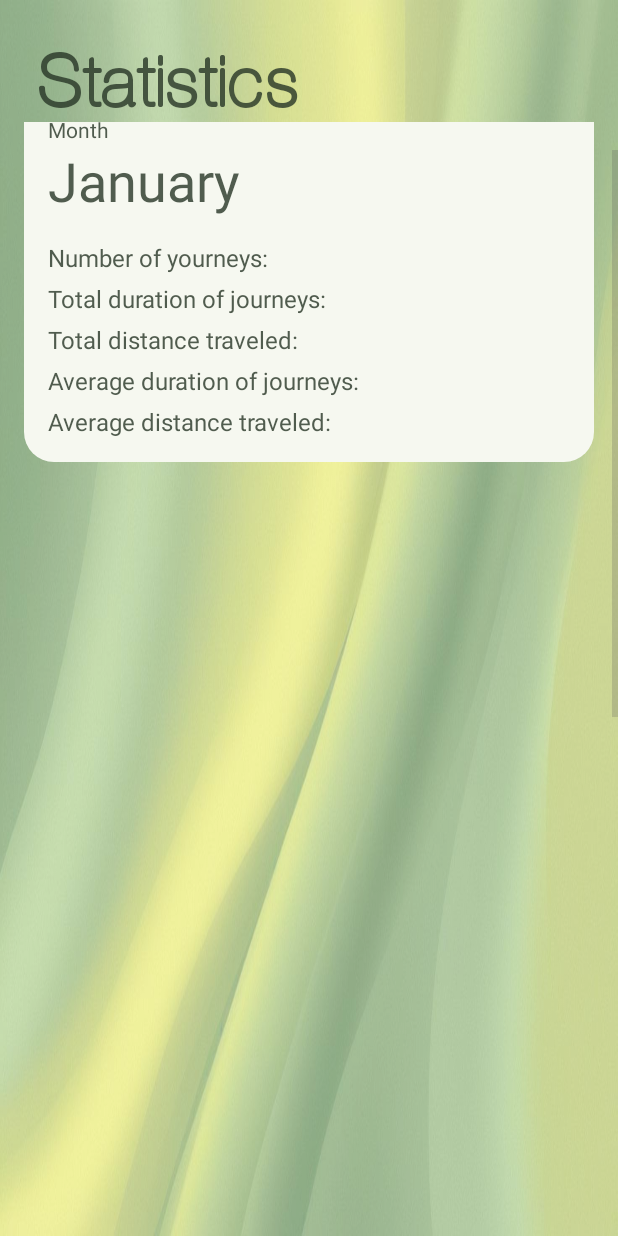
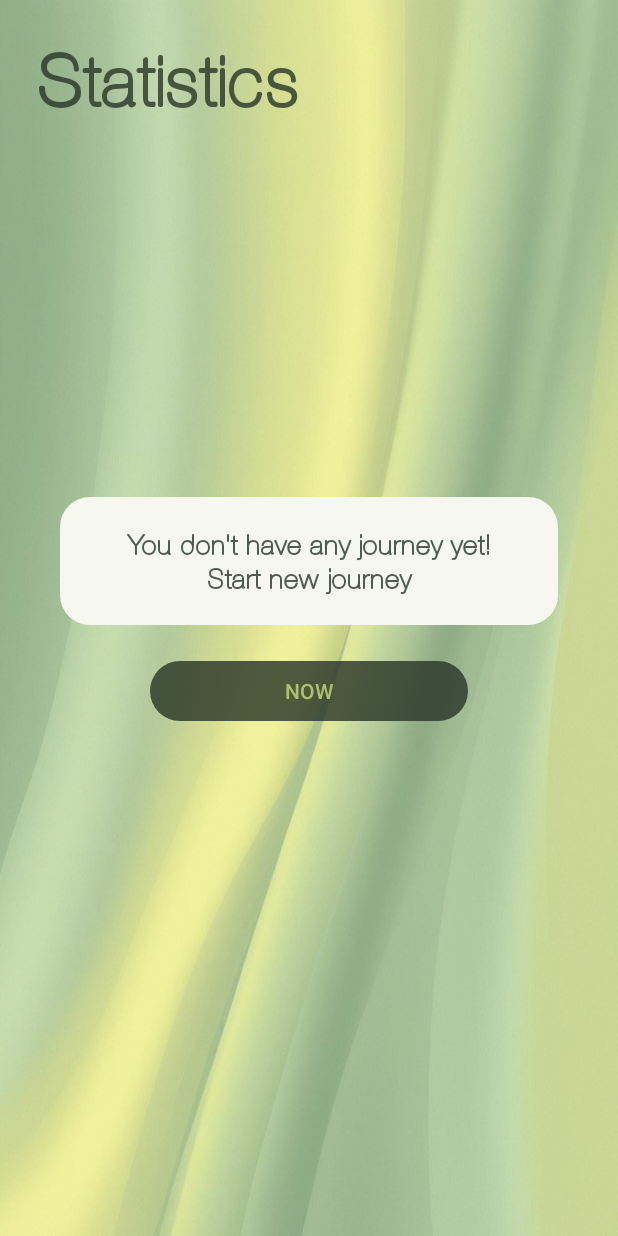
Before and after one commit to maurogizdulic/Journey-Flow, an Android app: the layout fragment_statistics.xml on its own in the app's theme, with its tools: preview values and no code run, on a phone screen of 412 x 824 dp. Run offline under Robolectric (Android 15) with nearby library versions, the phone set to English and light mode, and no system bars; plain views replace BarChart.

Commit message:
Updated statistics fragment

```diff
--- a/app/src/main/res/layout/chart_layout.xml
+++ b/app/src/main/res/layout/chart_layout.xml
@@ -35,12 +35,14 @@
 
         <TextView
             android:id="@+id/textViewStatisticsTitleChart"
-            android:layout_width="wrap_content"
+            android:layout_width="match_parent"
             android:layout_height="wrap_content"
             android:text="Chart title"
             android:textSize="20sp"
+            android:layout_gravity="center"
+            android:gravity="center"
             android:textColor="@color/dark_green"
-            android:layout_marginBottom="16dp"/>
+            android:layout_marginTop="16dp"/>
 
         <LinearLayout
             android:layout_width="match_parent"
--- a/app/src/main/res/layout/fragment_history.xml
+++ b/app/src/main/res/layout/fragment_history.xml
@@ -47,6 +47,7 @@
         android:background="@drawable/shape_1"
         android:textSize="20sp"
         android:fontFamily="@font/aovelsansrounded_rddl"
+        android:textColor="@color/dark_green"
         android:text="You don't have any journey yet!\nStart new journey"/>
 
     <Button
--- a/app/src/main/res/layout/fragment_statistics.xml
+++ b/app/src/main/res/layout/fragment_statistics.xml
@@ -20,13 +20,45 @@
         android:layout_marginStart="25dp"
         android:layout_marginEnd="25dp"/>
 
+    <TextView
+        android:id="@+id/textViewStatisticsMessage"
+        android:layout_width="wrap_content"
+        android:layout_height="wrap_content"
+        android:layout_alignParentStart="true"
+        android:layout_alignParentEnd="true"
+        android:layout_below="@+id/title_statistics"
+        android:layout_marginTop="250dp"
+        android:layout_marginStart="40dp"
+        android:layout_marginEnd="40dp"
+        android:padding="20dp"
+        android:gravity="center"
+        android:background="@drawable/shape_1"
+        android:textSize="20sp"
+        android:fontFamily="@font/aovelsansrounded_rddl"
+        android:textColor="@color/dark_green"
+        android:text="You don't have any journey yet!\nStart new journey"/>
+
+    <Button
+        android:id="@+id/buttonStatisticsNow"
+        android:layout_width="match_parent"
+        android:layout_height="wrap_content"
+        android:layout_alignParentStart="true"
+        android:layout_alignParentEnd="true"
+        android:layout_below="@+id/textViewStatisticsMessage"
+        android:text="NOW"
+        android:layout_marginStart="100dp"
+        android:layout_marginEnd="100dp"
+        android:layout_marginTop="20dp" />
+
     <ScrollView
+        android:id="@+id/scrollViewStatistics"
         android:layout_width="match_parent"
         android:layout_height="match_parent"
         android:layout_below="@id/title_statistics"
         android:layout_alignParentStart="true"
         android:layout_alignParentEnd="true"
-        android:layout_alignParentBottom="true">
+        android:layout_alignParentBottom="true"
+        android:visibility="gone">
 
         <LinearLayout
             android:layout_width="match_parent"
@@ -94,7 +126,7 @@
                     android:id="@+id/textViewAvgDurationMonth"
                     android:layout_width="wrap_content"
                     android:layout_height="wrap_content"
-                    android:text="Average duration of journeys:  "
+                    android:text="Avg duration of journeys:  "
                     android:textSize="16sp"
                     android:textColor="@color/dark_green"
                     android:layout_marginTop="5dp"
@@ -107,7 +139,7 @@
                     android:layout_marginStart="16dp"
                     android:layout_marginTop="5dp"
                     android:layout_marginBottom="16dp"
-                    android:text="Average distance traveled: "
+                    android:text="Avg distance traveled: "
                     android:textColor="@color/dark_green"
                     android:textSize="16sp" />
 
@@ -117,7 +149,7 @@
             <androidx.viewpager2.widget.ViewPager2
                 android:id="@+id/viewPagerStatistics"
                 android:layout_width="match_parent"
-                android:layout_height="500dp" />
+                android:layout_height="600dp" />
 
             <LinearLayout
                 android:id="@+id/linearLayoutBasicStatistics2"
@@ -203,7 +235,7 @@
             <androidx.viewpager2.widget.ViewPager2
                 android:id="@+id/viewPagerStatistics2"
                 android:layout_width="match_parent"
-                android:layout_height="400dp" />
+                android:layout_height="600dp" />
 
         </LinearLayout>
 
```
Also changed, not shown: app/src/main/java/com/project/journeyflow/chart/BarChartPagerAdapter.java (+5 -5 lines), app/src/main/java/com/project/journeyflow/fragments/profile/StatisticsFragment.java (+44 -14 lines), app/src/main/java/com/project/journeyflow/query/profile/StatisticsQuery.java (+39 -6 lines).
